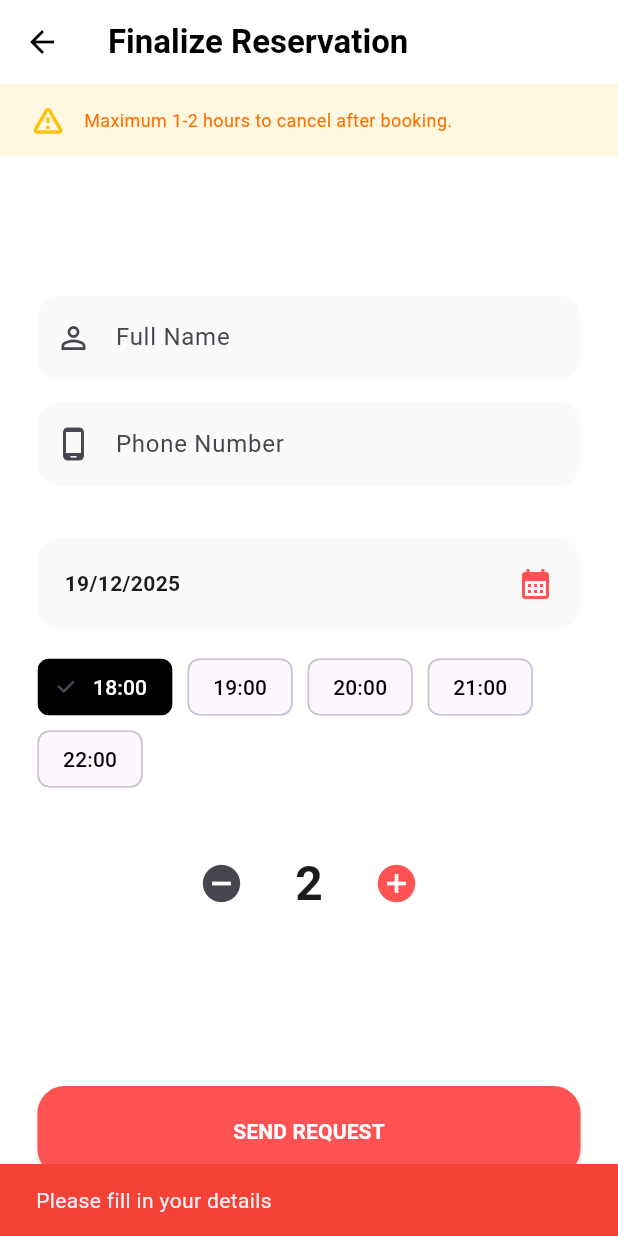
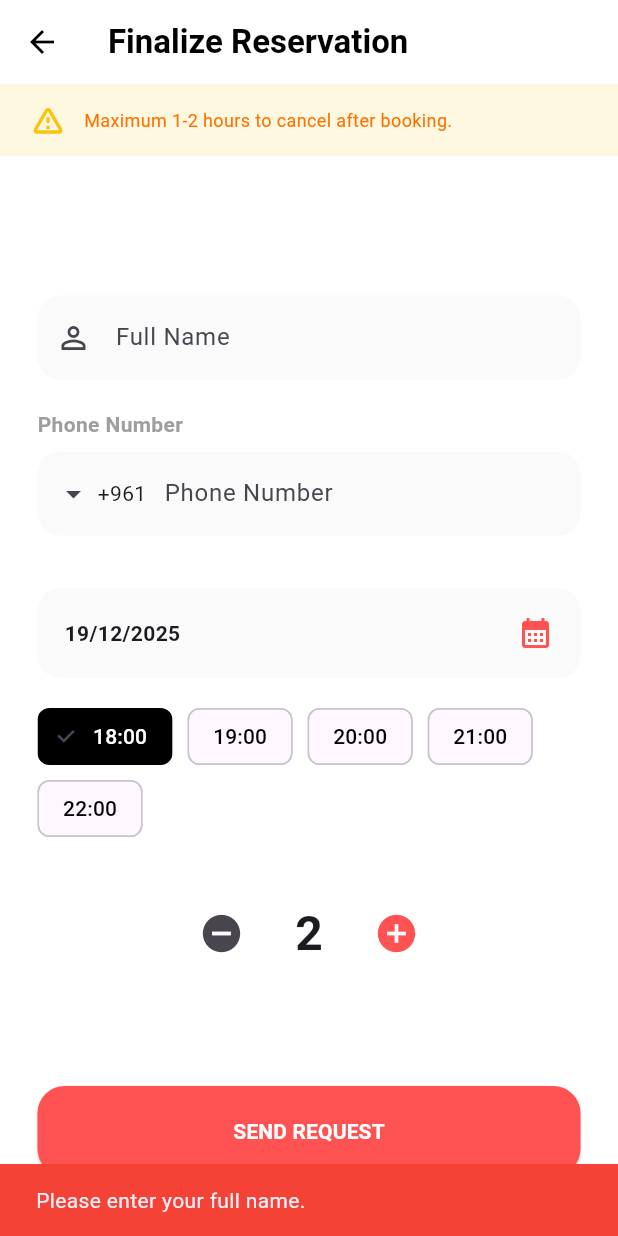
Before and after one commit to Ahmad60-ba/Beirut_Restaurant_Suggester, a Flutter app: the ReservationPage screen opened directly with empty values, after a tap on "SEND REQUEST", on a phone screen of 412 x 824 dp. Run offline on Flutter 3.47's test engine with Material 3 defaults, Android fonts, the light colour scheme and no system bars; drawn by our look-alikes of intl_phone_field.

Commit message:
Fixed database connection and reservation

```diff
--- a/lib/reservation_page.dart
+++ b/lib/reservation_page.dart
@@ -1,7 +1,8 @@
 import 'package:flutter/material.dart';
-import 'package:flutter/services.dart';
+import 'package:flutter/services.dart'; // Required for Blocking Alphabets
 import 'package:http/http.dart' as http;
 import 'dart:convert';
+import 'package:intl_phone_field/intl_phone_field.dart';
 
 class ReservationPage extends StatefulWidget {
   final String restaurantName;
@@ -13,12 +14,14 @@ class ReservationPage extends StatefulWidget {
 
 class _ReservationPageState extends State<ReservationPage> {
   final TextEditingController _nameController = TextEditingController();
-  final TextEditingController _phoneController = TextEditingController();
+
+  String _fullPhoneNumber = "";
+  bool _isPhoneValid = false;
+  bool isSending = false;
 
   DateTime selectedDate = DateTime.now();
   String selectedTime = "19:00";
   int guests = 2;
-  bool isSending = false;
 
   final Map<String, List<String>> dynamicSchedule = {
     "Monday": ["12:00", "13:00", "14:00"],
@@ -49,21 +52,26 @@ class _ReservationPageState extends State<ReservationPage> {
   }
 
   Future<void> _submitToDatabase() async {
+    if (_nameController.text.trim().isEmpty) {
+      _showError("Please enter your full name.");
+      return;
+    }
+    if (!_isPhoneValid) {
+      _showError("Please enter a valid phone number.");
+      return;
+    }
+
     setState(() => isSending = true);
-
     final url = Uri.parse("http://beiruteats.atwebpages.com/make_reservation.php");
 
     try {
       final response = await http.post(
         url,
-        headers: {
-          "Content-Type": "application/json",
-          "Accept": "application/json",
-        },
+        headers: {"Content-Type": "application/json"},
         body: json.encode({
           "restaurant_name": widget.restaurantName,
           "full_name": _nameController.text.trim(),
-          "phone": _phoneController.text.trim(),
+          "phone": _fullPhoneNumber,
           "res_date": "${selectedDate.day}/${selectedDate.month}/${selectedDate.year}",
           "res_time": selectedTime,
           "guests": guests,
@@ -77,11 +85,9 @@ class _ReservationPageState extends State<ReservationPage> {
         } else {
           _showError("Server Error: ${result['message']}");
         }
-      } else {
-        _showError("Server Status: ${response.statusCode}");
       }
     } catch (e) {
-      _showError("Check internet or AwardSpace URL.");
+      _showError("Connection failed. Check your internet.");
     } finally {
       setState(() => isSending = false);
     }
@@ -105,18 +111,7 @@ class _ReservationPageState extends State<ReservationPage> {
       ),
       body: Column(
         children: [
-          Container(
-            width: double.infinity,
-            padding: const EdgeInsets.symmetric(vertical: 12, horizontal: 20),
-            color: Colors.amber.shade50,
-            child: Row(
-              children: [
-                const Icon(Icons.warning_amber_rounded, color: Colors.amber),
-                const SizedBox(width: 12),
-                Expanded(child: Text("Maximum 1-2 hours to cancel after booking.", style: TextStyle(color: Colors.amber.shade900, fontSize: 12))),
-              ],
-            ),
-          ),
+          _buildBanner(),
           Expanded(
             child: SingleChildScrollView(
               padding: const EdgeInsets.all(25),
@@ -126,8 +121,8 @@ class _ReservationPageState extends State<ReservationPage> {
                   Text(widget.restaurantName, style: const TextStyle(fontSize: 26, fontWeight: FontWeight.w900)),
                   const SizedBox(height: 30),
                   _buildTextField(_nameController, "Full Name", Icons.person_outline),
-                  const SizedBox(height: 15),
-                  _buildTextField(_phoneController, "Phone Number", Icons.phone_android_outlined, isPhone: true),
+                  const SizedBox(height: 20),
+                  _buildPhoneField(),
                   const SizedBox(height: 35),
                   _buildDatePicker(),
                   const SizedBox(height: 15),
@@ -144,10 +139,59 @@ class _ReservationPageState extends State<ReservationPage> {
     );
   }
 
-  Widget _buildTextField(TextEditingController controller, String label, IconData icon, {bool isPhone = false}) {
+  Widget _buildBanner() {
+    return Container(
+      width: double.infinity,
+      padding: const EdgeInsets.symmetric(vertical: 12, horizontal: 20),
+      color: Colors.amber.shade50,
+      child: Row(
+        children: [
+          const Icon(Icons.warning_amber_rounded, color: Colors.amber),
+          const SizedBox(width: 12),
+          Expanded(child: Text("Maximum 1-2 hours to cancel after booking.", style: TextStyle(color: Colors.amber.shade900, fontSize: 12))),
+        ],
+      ),
+    );
+  }
+
+  Widget _buildPhoneField() {
+    return Column(
+      crossAxisAlignment: CrossAxisAlignment.start,
+      children: [
+        const Text("Phone Number", style: TextStyle(fontSize: 14, fontWeight: FontWeight.w600, color: Colors.grey)),
+        const SizedBox(height: 8),
+        IntlPhoneField(
+          // 1. HARD LOCK: BLOCKS ALPHABETS COMPLETELY
+          inputFormatters: [FilteringTextInputFormatter.digitsOnly],
+
+          // 2. DISABLE IMAGE FLAGS TO PREVENT CRASHING
+          showCountryFlag: false,
+
+          // 3. SHOW EMOJI FLAGS INSTEAD (Uses text, so it never fails to load)
+          flagsButtonMargin: const EdgeInsets.only(left: 8),
+
+          decoration: InputDecoration(
+            hintText: 'Phone Number',
+            filled: true,
+            fillColor: Colors.grey.shade50,
+            border: OutlineInputBorder(borderRadius: BorderRadius.circular(15), borderSide: BorderSide.none),
+            counterText: "",
+          ),
+          initialCountryCode: 'LB',
+          onChanged: (phone) {
+            setState(() {
+              _fullPhoneNumber = phone.completeNumber;
+              try { _isPhoneValid = phone.isValidNumber(); } catch (e) { _isPhoneValid = false; }
+            });
+          },
+        ),
+      ],
+    );
+  }
+
+  Widget _buildTextField(TextEditingController controller, String label, IconData icon) {
     return TextField(
       controller: controller,
-      keyboardType: isPhone ? TextInputType.number : TextInputType.text,
       decoration: InputDecoration(
         labelText: label,
         prefixIcon: Icon(icon),
@@ -217,15 +261,15 @@ class _ReservationPageState extends State<ReservationPage> {
     return Padding(
       padding: const EdgeInsets.fromLTRB(25, 10, 25, 40),
       child: ElevatedButton(
-        style: ElevatedButton.styleFrom(backgroundColor: Colors.redAccent, minimumSize: const Size(double.infinity, 60), shape: RoundedRectangleBorder(borderRadius: BorderRadius.circular(18))),
-        onPressed: isSending ? null : () {
-          if (_nameController.text.trim().isEmpty || _phoneController.text.trim().isEmpty) {
-            _showError("Please fill in your details");
-          } else {
-            _submitToDatabase();
-          }
-        },
-        child: isSending ? const CircularProgressIndicator(color: Colors.white) : const Text("SEND REQUEST", style: TextStyle(color: Colors.white, fontWeight: FontWeight.bold)),
+        style: ElevatedButton.styleFrom(
+            backgroundColor: Colors.redAccent,
+            minimumSize: const Size(double.infinity, 60),
+            shape: RoundedRectangleBorder(borderRadius: BorderRadius.circular(18))
+        ),
+        onPressed: isSending ? null : _submitToDatabase,
+        child: isSending
+            ? const CircularProgressIndicator(color: Colors.white)
+            : const Text("SEND REQUEST", style: TextStyle(color: Colors.white, fontWeight: FontWeight.bold)),
       ),
     );
   }
@@ -239,7 +283,9 @@ class _ReservationPageState extends State<ReservationPage> {
           mainAxisSize: MainAxisSize.min,
           children: [
             const Icon(Icons.check_circle, color: Colors.green, size: 70),
-            const Text("Thank you! Your reservation request has been sent to the restaurant. They will contact you shortly to confirm availability.", style: TextStyle(fontWeight: FontWeight.bold, fontSize: 22)),
+            const SizedBox(height: 20),
+            const Text("Reservation Sent!", style: TextStyle(fontWeight: FontWeight.bold, fontSize: 22)),
+            const Text("The restaurant will contact you shortly.", textAlign: TextAlign.center),
             const SizedBox(height: 30),
             ElevatedButton(onPressed: () { Navigator.pop(context); Navigator.pop(context); }, child: const Text("DONE"))
           ],
--- a/pubspec.yaml
+++ b/pubspec.yaml
@@ -32,6 +32,7 @@ dependencies:
   flutter:
     sdk: flutter
   http: ^1.1.0
+  intl_phone_field: ^3.1.0
 
   # The following adds the Cupertino Icons font to your application.
   # Use with the CupertinoIcons class for iOS style icons.
```
Also changed, not shown: pubspec.lock.
